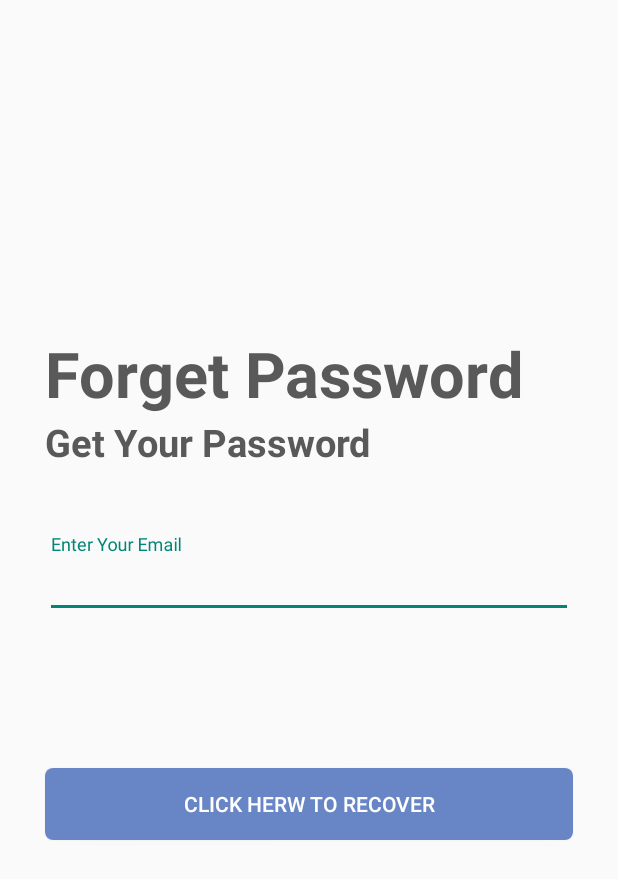
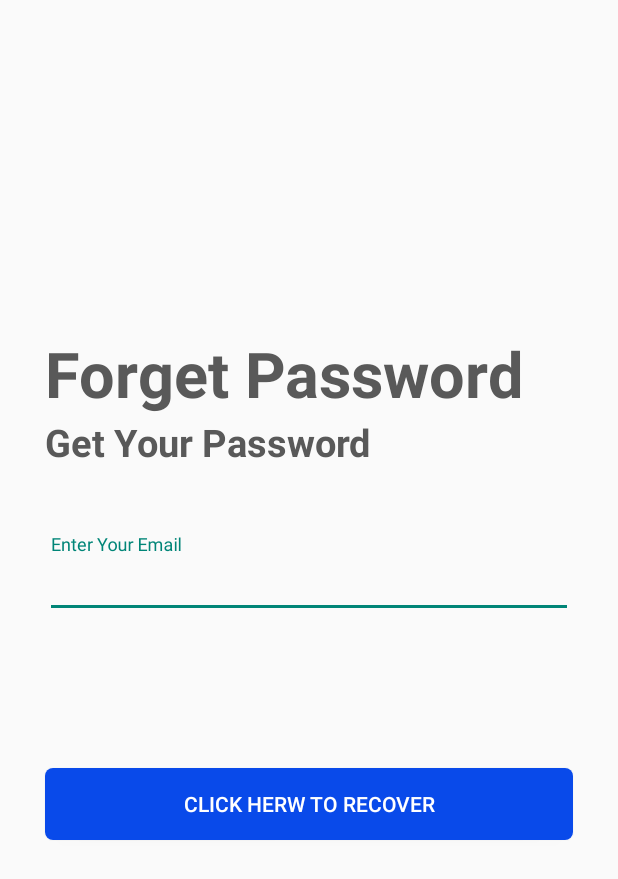
Before and after one commit to Arittra101/NotesApp, an Android app: the screen it shows after launch (Forget), after a tap on "Forget Password", on a phone screen of 412 x 824 dp. Shown: the top 879 px of the screen. Run offline under Robolectric (Android 15) with nearby library versions, the phone set to English and light mode, and no system bars; our stand-ins replace Firebase (no records; nobody signed in at launch, a user with empty details on screens opened directly).

Commit message:
forget pass,varification,logIN,new frame updated

```diff
--- a/Aust_Project/app/src/main/java/com/example/project/Forget.java
+++ b/Aust_Project/app/src/main/java/com/example/project/Forget.java
@@ -1,12 +1,27 @@
 package com.example.project;
 
+import androidx.annotation.IntegerRes;
+import androidx.annotation.NonNull;
 import androidx.appcompat.app.AppCompatActivity;
 
+import android.content.Intent;
 import android.os.Bundle;
+import android.util.Patterns;
+import android.view.View;
+import android.widget.Button;
+import android.widget.EditText;
+import android.widget.Toast;
+
+import com.google.android.gms.tasks.OnCompleteListener;
+import com.google.android.gms.tasks.Task;
+import com.google.firebase.auth.FirebaseAuth;
+import com.google.firebase.auth.FirebaseUser;
 
 public class Forget extends AppCompatActivity {
 
-
+    FirebaseAuth firebaseAuth = FirebaseAuth.getInstance();
+    Button recover_btn;
+    EditText recover;
     @Override
     protected void onCreate(Bundle savedInstanceState) {
         super.onCreate(savedInstanceState);
@@ -14,5 +29,38 @@ public class Forget extends AppCompatActivity {
 
         getSupportActionBar().hide();
 
+        recover = findViewById(R.id.confirm_email);
+        recover_btn = findViewById(R.id.recover);
+        recover_btn.setOnClickListener(new View.OnClickListener() {
+            @Override
+            public void onClick(View v) {
+                   String recover_mail = recover.getText().toString().trim();
+                if(!Patterns.EMAIL_ADDRESS.matcher(recover_mail).matches())
+                {
+                    recover.setError("Input Valid Email Address");
+                    recover.requestFocus();
+                }
+               else if(recover_mail.isEmpty())
+                {
+                    recover.setError("Please Enter Email Address");
+                    recover.requestFocus();
+                }
+                else{
+                    firebaseAuth.sendPasswordResetEmail(recover_mail).addOnCompleteListener(new OnCompleteListener<Void>() {
+                        @Override
+                        public void onComplete(@NonNull Task<Void> task) {
+                            Toast.makeText(getApplicationContext(),"Mail sent! You can Recover Now",Toast.LENGTH_SHORT).show();
+                            finish();
+                            startActivity(new Intent(getApplicationContext(),MainActivity.class));
+                        }
+                    });
+                }
+
+
+            }
+        });
+
+
+
     }
 }
--- /dev/null
+++ b/Aust_Project/app/src/main/java/com/example/project/splashscreen.java
@@ -0,0 +1,37 @@
+package com.example.project;
+
+import androidx.appcompat.app.AppCompatActivity;
+
+import android.content.Intent;
+import android.os.Bundle;
+
+import static java.lang.Thread.sleep;
+
+public class splashscreen extends AppCompatActivity {
+
+    @Override
+    protected void onCreate(Bundle savedInstanceState) {
+        super.onCreate(savedInstanceState);
+        setContentView(R.layout.activity_splashscreen);
+
+        getSupportActionBar().hide();
+        Thread thread = new Thread(new Runnable() {
+            @Override
+            public void run() {
+                try {
+                    sleep(1000);
+
+                    Intent i = new Intent(splashscreen.this,MainActivity.class);
+                    startActivity(i);
+                    finish();
+
+
+
+                } catch (InterruptedException e) {
+                    e.printStackTrace();
+                }
+            }
+        });
+        thread.start();
+    }
+}
--- a/Aust_Project/app/src/main/res/drawable/button.xml
+++ b/Aust_Project/app/src/main/res/drawable/button.xml
@@ -1,7 +1,6 @@
 <?xml version="1.0" encoding="utf-8"?>
 <shape xmlns:android="http://schemas.android.com/apk/res/android">
-        <solid android:color="#6886c5">
-
+        <solid android:color="#094AEA">
         </solid>
     <corners android:radius="5dp"></corners>
 </shape>
--- a/Aust_Project/app/src/main/res/layout/activity_forget.xml
+++ b/Aust_Project/app/src/main/res/layout/activity_forget.xml
@@ -57,16 +57,18 @@
 
 
     </com.google.android.material.textfield.TextInputLayout>
+
     <Button
+        android:id="@+id/recover"
         android:layout_width="match_parent"
         android:layout_height="wrap_content"
         android:layout_below="@id/center"
         android:layout_marginLeft="30dp"
+        android:layout_marginTop="100dp"
         android:layout_marginRight="30dp"
-        android:layout_marginTop="100dp"
-        android:textColor="@color/white"
+        android:background="@drawable/button"
         android:text="Click Herw To recover"
-        android:background="@drawable/button">
+        android:textColor="@color/white">
 
     </Button>
 
--- a/Aust_Project/app/src/main/res/layout/activity_main.xml
+++ b/Aust_Project/app/src/main/res/layout/activity_main.xml
@@ -28,7 +28,7 @@
            android:layout_height="wrap_content"
            android:text="Welcome Back"
            android:textSize="42sp"
-           android:textColor="#FFBD4D"
+           android:textColor="#094AEA"
            android:textStyle="bold">
 
        </TextView>
@@ -37,7 +37,7 @@
            android:layout_height="wrap_content"
            android:text="Log in to Continue"
            android:textSize="23sp"
-           android:textColor="#FF8596">
+           android:textColor="#094AEA">
 
        </TextView>
 
--- a/Aust_Project/app/src/main/res/layout/activity_sign_up.xml
+++ b/Aust_Project/app/src/main/res/layout/activity_sign_up.xml
@@ -28,7 +28,7 @@
             android:layout_marginLeft="30dp"
             android:layout_marginRight="30dp"
             android:textStyle="bold"
-            android:textColor="#FFBD4D"
+            android:textColor="#094AEA"
             ></TextView>
 
         <TextView
@@ -41,7 +41,7 @@
             android:layout_marginLeft="30dp"
             android:layout_marginRight="30dp"
 
-            android:textColor="#FFBD4D"
+            android:textColor="#094AEA"
             ></TextView>
 
     </LinearLayout>
```
Also changed, not shown: Aust_Project/app/src/main/AndroidManifest.xml (+5 -3 lines), Aust_Project/app/src/main/java/com/example/project/MainActivity.java (+39 -1 lines), Aust_Project/app/src/main/java/com/example/project/NoteFrame.java (added, +33 -0 lines), Aust_Project/app/src/main/java/com/example/project/SignUp.java (+29 -4 lines), Aust_Project/app/src/main/res/layout/activity_note_frame.xml (added, +21 -0 lines), Aust_Project/app/src/main/res/layout/activity_splashscreen.xml (added, +11 -0 lines), Aust_Project/app/src/main/res/drawable/splashscreen.jpg (added).
